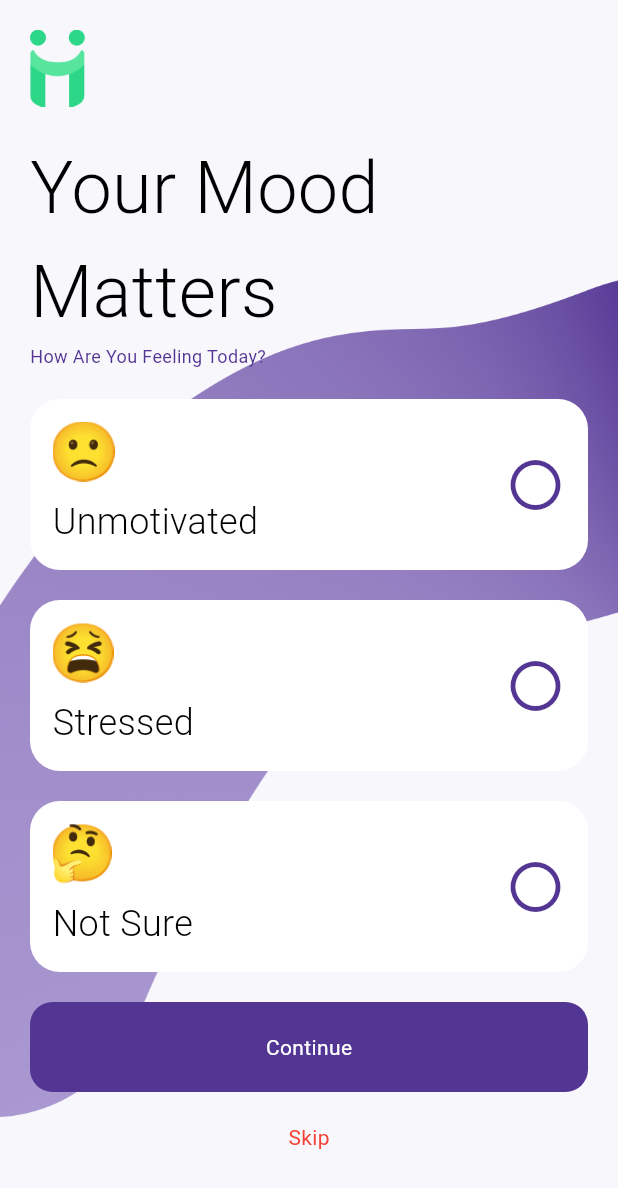
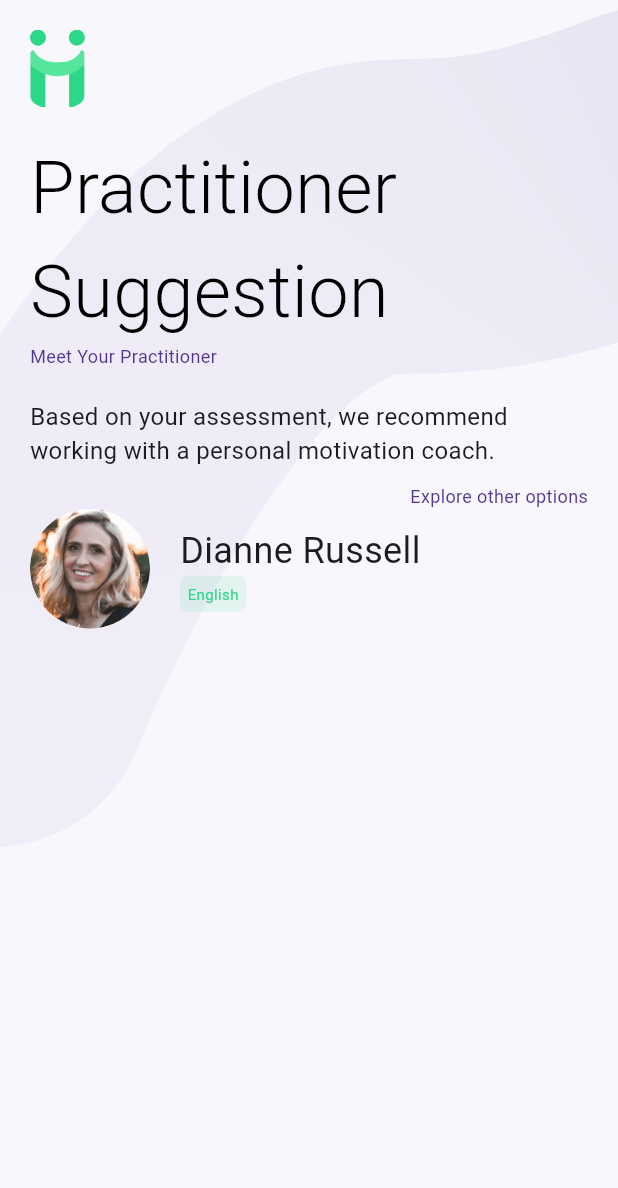
Before and after one commit to woedy/happi_workers_client, a Flutter app: the screen it shows after launch, on a phone screen of 412 x 824 dp. Shown: the top 1188 px of the screen. Run offline on Flutter 3.47's test engine with Material 3 defaults, Android fonts, the phone set to English and light mode, and no system bars; our stand-ins replace pin_code_text_field, shared_preferences; Roboto replaces fonts that are missing (Montserrat); project files that could hold a hidden picture were left out.

Commit message:
Working On profile_custom4

```diff
--- /dev/null
+++ b/lib/ProfileCustom/profile_custom4.dart
@@ -0,0 +1,195 @@
+import 'package:flutter/material.dart';
+import 'package:flutter/services.dart';
+import 'package:happi_workers_client/Authentication/SignIn/sign_in_screen.dart';
+import 'package:happi_workers_client/Authentication/SignUp/sign_up_password.dart';
+import 'package:happi_workers_client/constants.dart';
+import 'dart:math' as math;
+
+
+
+class ProfileCustomization4 extends StatefulWidget {
+  const ProfileCustomization4({super.key});
+
+  @override
+  State<ProfileCustomization4> createState() => _ProfileCustomization4State();
+}
+
+class _ProfileCustomization4State extends State<ProfileCustomization4> {
+  final _formKey = GlobalKey<FormState>();
+
+  @override
+  Widget build(BuildContext context) {
+    return Scaffold(
+        body: SafeArea(
+            bottom: false,
+            child: Stack(
+              children: [
+                SingleChildScrollView(
+                  child: Container(
+                    height: MediaQuery.of(context).size.height,
+                    width: MediaQuery.of(context).size.width,
+                    child: Stack(
+                      children: [
+                        Positioned(
+                            top: 0,
+                            left: 0,
+                            right: 0,
+                            child: Transform(
+                              alignment: Alignment.center,
+                              transform: Matrix4.rotationY(math.pi),
+                              child: Opacity(
+                                opacity: 0.1,
+                                child: Image(
+                                    image: AssetImage("assets/images/stroke.png")),
+                              ),
+                            )),
+
+                      ],
+                    ),
+                  ),
+                ),
+                Stack(
+                  children: [
+                    Container(
+                      width: MediaQuery.of(context).size.width,
+                      //color: Colors.red,
+                      padding: EdgeInsets.all(20),
+                      child: ListView(
+                        //crossAxisAlignment: CrossAxisAlignment.center,
+                        children: [
+                          Row(
+                            mainAxisAlignment: MainAxisAlignment.start,
+                            children: [
+                              Image(
+                                  height: 51,
+                                  image:
+                                  AssetImage("assets/images/Happiworkers Full color1@4x 2.png")),
+                            ],
+                          ),
+                          SizedBox(
+                            height: 20,
+                          ),
+                          Row(
+                            mainAxisAlignment: MainAxisAlignment.start,
+                            children: [
+                              Expanded(
+                                child: Text(
+                                  "Practitioner Suggestion",
+                                  style: TextStyle(
+                                      fontSize: 48,
+                                      fontWeight: FontWeight.w300,
+                                      color: Colors.black),
+                                ),
+                              ),
+                            ],
+                          ),
+
+                          Row(
+                            mainAxisAlignment: MainAxisAlignment.start,
+                            children: [
+                              Expanded(
+                                child: Text(
+                                  "Meet Your Practitioner",
+                                  style: TextStyle(
+                                      fontSize: 12,
+
+                                      color: happiPrimary),
+                                ),
+                              ),
+                            ],
+                          ),
+
+
+                          SizedBox(
+                            height: 20,
+                          ),
+
+
+                          Column(
+                            children: [
+
+                              Text(
+                                "Based on your assessment, we recommend working with a personal motivation coach.",
+                                style: TextStyle(
+                                    fontSize: 16,),
+                              ),
+
+                              SizedBox(
+                                height: 10,
+                              ),
+
+                              Row(
+                                mainAxisAlignment: MainAxisAlignment.end,
+                                children: [
+                                  Text(
+                                    "Explore other options",
+                                    style: TextStyle(
+                                        fontSize: 12,
+
+                                        color: happiPrimary),
+                                  ),
+                                ],
+                              ),
+
+
+                              Container(
+                                child: Row(
+                                  children: [
+                                    CircleAvatar(
+                                      radius: 40,
+                                      backgroundImage: AssetImage("assets/images/user.png"),
+                                    ),
+                                    SizedBox(
+                                      width: 20,
+                                    ),
+                                    Column(crossAxisAlignment: CrossAxisAlignment.start,
+                                      children: [
+                                        Text(
+                                          "Dianne Russell",
+                                          style: TextStyle(
+                                            fontSize: 24,),
+                                        ),
+                                        Container(
+                                          padding: EdgeInsets.all(5),
+                                          decoration: BoxDecoration(
+                                            color: happiGreen.withOpacity(0.1),
+                                            borderRadius: BorderRadius.circular(5)
+                                          ),
+                                          child: Text(
+                                            "English",
+                                            style: TextStyle(
+                                              fontSize: 10,
+                                            color: happiGreen),
+                                          ),
+                                        ),
+                                      ],
+                                    ),
+
+                                  ],
+                                ),
+                              )
+
+
+
+
+
+
+                            ],
+                          ),
+
+
+
+
+
+
+                        ],
+                      ),
+                    ),
+
+                  ],
+                ),
+
+              ],
+            )));
+  }
+}
--- a/lib/main.dart
+++ b/lib/main.dart
@@ -4,6 +4,8 @@ import 'package:flutter/services.dart';
 import 'package:happi_workers_client/Components/theme.dart';
 import 'package:happi_workers_client/ProfileCustom/profile_custom1.dart';
 import 'package:happi_workers_client/ProfileCustom/profile_custom2.dart';
+import 'package:happi_workers_client/ProfileCustom/profile_custom3.dart';
+import 'package:happi_workers_client/ProfileCustom/profile_custom4.dart';
 import 'package:happi_workers_client/Welcome/welcome_page1.dart';
 import 'package:happi_workers_client/constants.dart';
 
@@ -30,7 +32,7 @@ class MyApp extends StatelessWidget {
         debugShowCheckedModeBanner: false,
         title: 'Happiworkers',
         theme: theme(),
-        home: ProfileCustomization2(),
+        home: ProfileCustomization4(),
       ),
     );
   }
```
Also changed, not shown: lib/ProfileCustom/profile_custom3.dart (added, +393 -0 lines).
